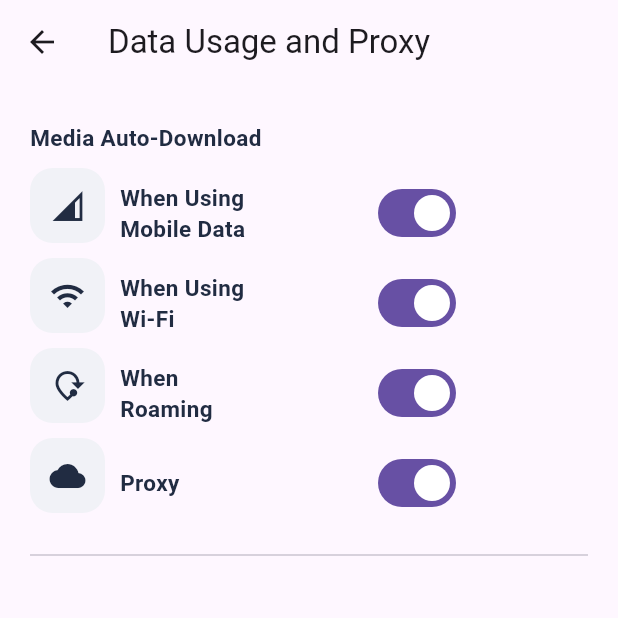
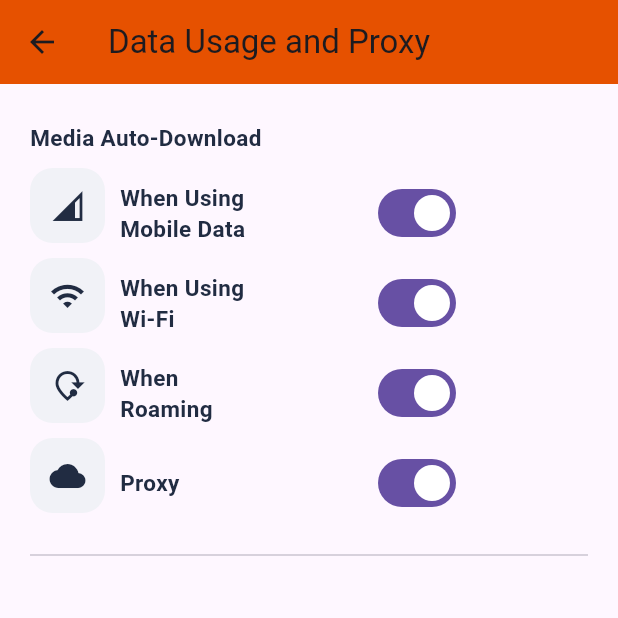
Before and after one commit to DaffaPraw/ChatApp, a Flutter app: the DataUsages screen opened by its route, on a phone screen of 412 x 824 dp, the top half of it. Run offline on Flutter 3.47's test engine with Material 3 defaults, Android fonts, the phone set to English and light mode, and no system bars; our stand-ins replace cloud_firestore, firebase_auth, firebase_core, firebase_storage, image_picker, shared_preferences; accounts and stored records are empty; network calls fail.

```diff
--- a/lib/setting/screen/inner_setting/datausage.dart
+++ b/lib/setting/screen/inner_setting/datausage.dart
@@ -19,6 +19,7 @@ class _SettingsScreenState extends State<DataUsages> {
   Widget build(BuildContext context) {
     return Scaffold(
       appBar: AppBar(
+        backgroundColor: Colors.orange[900],
         title: Text('Data Usage and Proxy'),
         leading: IconButton(
           icon: Icon(Icons.arrow_back),
--- a/lib/setting/screen/inner_setting/notification.dart
+++ b/lib/setting/screen/inner_setting/notification.dart
@@ -19,6 +19,7 @@ class _SettingsScreenState extends State<Notifications> {
   Widget build(BuildContext context) {
     return Scaffold(
       appBar: AppBar(
+        backgroundColor: Colors.orange[900],
         title: Text('Notifications'),
         leading: IconButton(
           icon: Icon(Icons.arrow_back),
--- a/lib/setting/screen/inner_setting/personal.dart
+++ b/lib/setting/screen/inner_setting/personal.dart
@@ -20,6 +20,7 @@ class _SettingsScreenState extends State<PersonalData> {
   Widget build(BuildContext context) {
     return Scaffold(
       appBar: AppBar(
+        backgroundColor: Colors.orange[900],
         title: Text('Personal Data'),
         leading: IconButton(
           icon: Icon(Icons.arrow_back),
```
Also changed, not shown: lib/pages/userdisplay.dart (+6 -2 lines).
